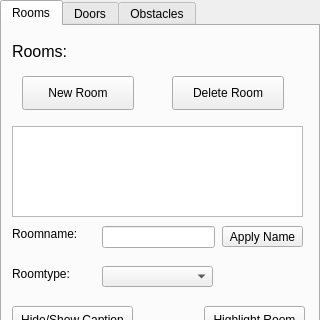
This is forms/roomwidget.ui in JuPedSim/jpseditor as Qt 5 draws it before an edit; both pictures show x 0 to 320 and y 0 to 320 of the 320 by 725 pixel window. The edited form follows.
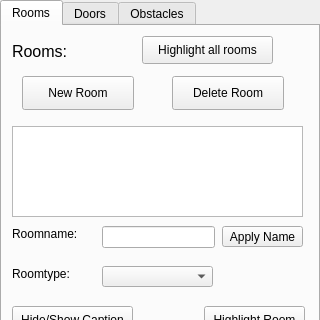
This is the edited form.

Commit message: :new: Automatic set up of rooms and doors; Automatic declaration of rooms types; Use AUTO button to invoke the algorithms

```diff
--- a/forms/roomwidget.ui
+++ b/forms/roomwidget.ui
@@ -265,6 +265,19 @@
      <string>Roomtype:</string>
     </property>
    </widget>
+   <widget class="QPushButton" name="highlight_all">
+    <property name="geometry">
+     <rect>
+      <x>140</x>
+      <y>10</y>
+      <width>131</width>
+      <height>28</height>
+     </rect>
+    </property>
+    <property name="text">
+     <string>Highlight all rooms</string>
+    </property>
+   </widget>
   </widget>
   <widget class="QWidget" name="tab">
    <attribute name="title">
```
The commit also changes 333 other files.
